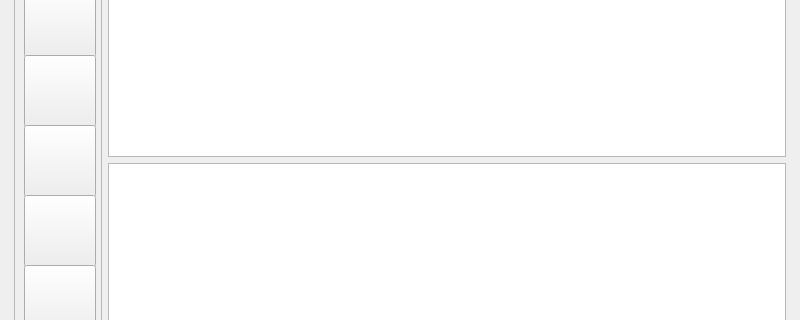
First picture: the form in QFootballStat/MainWindow.ui, repository Sova777/analyzeresults, before the edit; both pictures show x 0 to 800 and y 198 to 518 of the 800 by 655 pixel window.
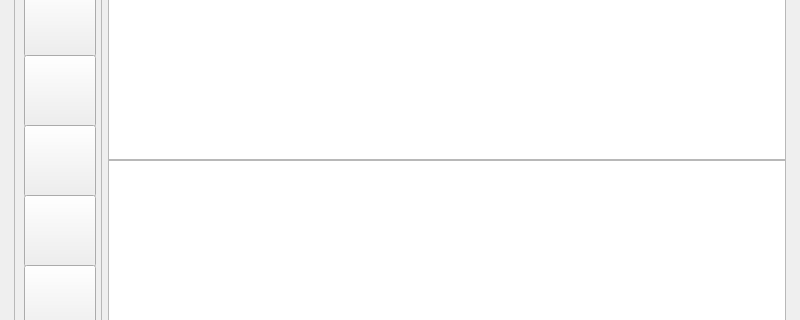
Second picture: the form after the edit. Icons and pictures are not drawn.

```diff
--- a/QFootballStat/MainWindow.ui
+++ b/QFootballStat/MainWindow.ui
@@ -45,6 +45,9 @@
    <layout class="QHBoxLayout" name="horizontalLayout">
     <item>
      <layout class="QGridLayout" name="gridLayout">
+      <property name="verticalSpacing">
+       <number>0</number>
+      </property>
       <item row="0" column="0">
        <spacer name="horizontalSpacer_2">
         <property name="orientation">
@@ -93,7 +96,7 @@
         </property>
        </spacer>
       </item>
-      <item row="1" column="1" rowspan="4">
+      <item row="1" column="1" rowspan="6">
        <widget class="QScrollArea" name="scrollArea">
         <property name="sizePolicy">
          <sizepolicy hsizetype="Fixed" vsizetype="Expanding">
@@ -128,7 +131,7 @@
            <x>0</x>
            <y>0</y>
            <width>86</width>
-           <height>584</height>
+           <height>581</height>
           </rect>
          </property>
          <widget class="QPushButton" name="pushButton_1">
@@ -516,7 +519,7 @@
         </property>
        </widget>
       </item>
-      <item row="2" column="3">
+      <item row="3" column="3">
        <widget class="QDateEdit" name="dateEditTill">
         <property name="sizePolicy">
          <sizepolicy hsizetype="Fixed" vsizetype="Fixed">
@@ -555,7 +558,7 @@
         </property>
        </widget>
       </item>
-      <item row="2" column="2">
+      <item row="3" column="2">
        <widget class="QLabel" name="label_2">
         <property name="maximumSize">
          <size>
@@ -568,10 +571,10 @@
         </property>
        </widget>
       </item>
-      <item row="3" column="2" colspan="3">
+      <item row="5" column="2" colspan="3">
        <widget class="QTableWidget" name="table"/>
       </item>
-      <item row="4" column="2" colspan="3">
+      <item row="6" column="2" colspan="3">
        <widget class="QTextBrowser" name="text">
         <property name="sizePolicy">
          <sizepolicy hsizetype="Expanding" vsizetype="Expanding">
@@ -593,6 +596,38 @@
         </property>
        </widget>
       </item>
+      <item row="2" column="3">
+       <spacer name="verticalSpacer">
+        <property name="orientation">
+         <enum>Qt::Vertical</enum>
+        </property>
+        <property name="sizeType">
+         <enum>QSizePolicy::Fixed</enum>
+        </property>
+        <property name="sizeHint" stdset="0">
+         <size>
+          <width>20</width>
+          <height>6</height>
+         </size>
+        </property>
+       </spacer>
+      </item>
+      <item row="4" column="3">
+       <spacer name="verticalSpacer_2">
+        <property name="orientation">
+         <enum>Qt::Vertical</enum>
+        </property>
+        <property name="sizeType">
+         <enum>QSizePolicy::Fixed</enum>
+        </property>
+        <property name="sizeHint" stdset="0">
+         <size>
+          <width>20</width>
+          <height>6</height>
+         </size>
+        </property>
+       </spacer>
+      </item>
      </layout>
     </item>
    </layout>
@@ -603,7 +638,7 @@
      <x>0</x>
      <y>0</y>
      <width>800</width>
-     <height>20</height>
+     <height>25</height>
     </rect>
    </property>
    <widget class="QMenu" name="menuFile">
```
